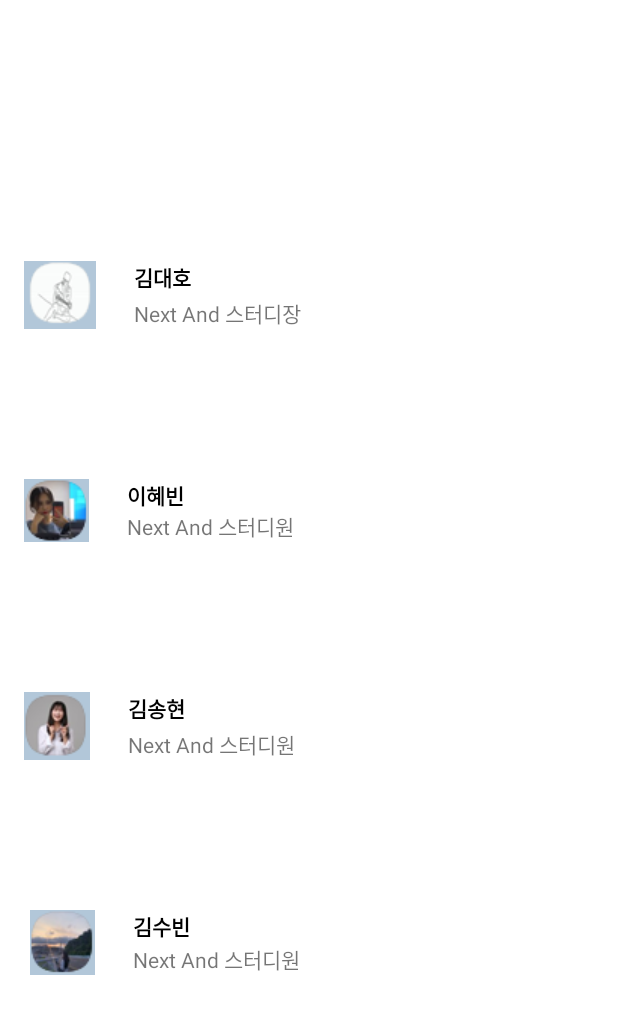
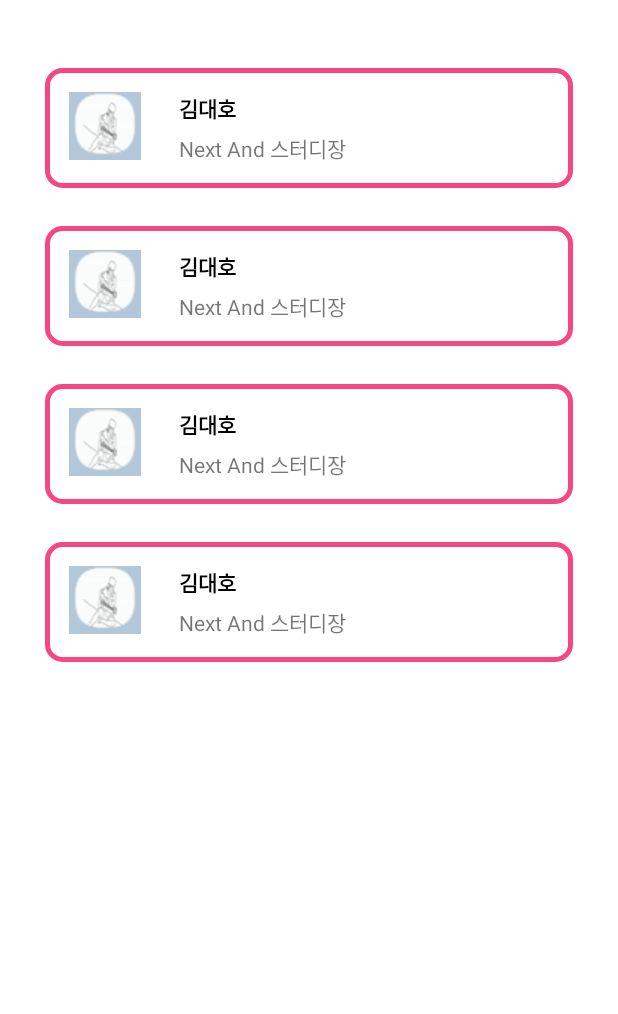
Before and after one commit to 29th-WE-SOPT-Android-Part/Android-Sehoon, an Android app: the layout fragment_blank1.xml on its own in the app's theme, with its tools: preview values and no code run, on a phone screen of 412 x 824 dp. Shown: the top 1014 px of the screen. Run offline under Robolectric (Android 15) with nearby library versions, the phone set to English and light mode, and no system bars.

Commit message:
'필수과제완료'

```diff
--- a/SOPT_29th_Android_Assignment1/app/src/main/java/com/example/assignment1/UserData.kt
+++ b/SOPT_29th_Android_Assignment1/app/src/main/java/com/example/assignment1/UserData.kt
@@ -1,6 +1,7 @@
 package com.example.assignment1
 
-data class UserData(
+data class UserData (
     val name : String,
     val introduction : String
+
 )
--- a/SOPT_29th_Android_Assignment1/app/src/main/res/layout/fragment_blank1.xml
+++ b/SOPT_29th_Android_Assignment1/app/src/main/res/layout/fragment_blank1.xml
@@ -4,20 +4,24 @@
     xmlns:tools="http://schemas.android.com/tools"
     android:layout_width="match_parent"
     android:layout_height="match_parent"
-    tools:context=".BlankFragment1">
+    tools:context=".BlankFragment1"
+    >
 
     <!-- TODO: Update blank fragment layout -->
 
     <androidx.recyclerview.widget.RecyclerView
-        android:id="@+id/rv_sample"
+        android:id="@+id/rv_follower"
         android:layout_width="match_parent"
         android:layout_height="wrap_content"
-        app:layout_constraintBottom_toBottomOf="parent"
+        android:layout_marginStart="30dp"
+        android:layout_marginTop="20dp"
+        android:layout_marginEnd="30dp"
+
+        app:layoutManager="androidx.recyclerview.widget.LinearLayoutManager"
         app:layout_constraintEnd_toEndOf="parent"
         app:layout_constraintStart_toStartOf="parent"
         app:layout_constraintTop_toTopOf="parent"
-        app:layoutManager="androidx.recyclerview.widget.LinearLayoutManager"
-        tools:listitem="@layout/item_sample_list"
-        tools:itemCount="1"/>
+        tools:itemCount="4"
+        tools:listitem="@layout/item_follower_list" />
 
 </androidx.constraintlayout.widget.ConstraintLayout>
--- /dev/null
+++ b/SOPT_29th_Android_Assignment1/app/src/main/res/layout/item_follower_list.xml
@@ -0,0 +1,44 @@
+<?xml version="1.0" encoding="utf-8"?>
+<androidx.constraintlayout.widget.ConstraintLayout xmlns:android="http://schemas.android.com/apk/res/android"
+    xmlns:app="http://schemas.android.com/apk/res-auto"
+    xmlns:tools="http://schemas.android.com/tools"
+    android:layout_width="match_parent"
+    android:layout_height="wrap_content"
+    android:layout_marginTop="25dp"
+    android:background="@drawable/rectangle_fill_white_border_pink"
+    android:padding="16dp">
+
+    <ImageView
+        android:id="@+id/iv_profile1"
+        android:layout_width="wrap_content"
+        android:layout_height="wrap_content"
+        app:layout_constraintStart_toStartOf="parent"
+        app:layout_constraintTop_toTopOf="parent"
+        app:srcCompat="@drawable/daeho" />
+
+
+
+    <TextView
+        android:id="@+id/tv_dh1"
+        android:layout_width="wrap_content"
+        android:layout_height="wrap_content"
+        android:layout_marginStart="25dp"
+        tools:text="김대호"
+        android:textColor="@color/black"
+        android:textStyle="bold"
+        app:layout_constraintStart_toEndOf="@+id/iv_profile1"
+        app:layout_constraintTop_toTopOf="@+id/iv_profile1" />
+
+
+    <TextView
+        android:id="@+id/tv_dh2"
+        android:layout_width="wrap_content"
+        android:layout_height="wrap_content"
+        android:layout_marginStart="25dp"
+        android:layout_marginTop="5dp"
+        app:layout_constraintStart_toEndOf="@+id/iv_profile1"
+        app:layout_constraintTop_toBottomOf="@+id/tv_dh1"
+        tools:text="Next And 스터디장" />
+
+
+</androidx.constraintlayout.widget.ConstraintLayout>
--- a/SOPT_29th_Android_Assignment1/app/src/main/res/layout/item_sample_list.xml
+++ /dev/null
@@ -1,124 +0,0 @@
-<?xml version="1.0" encoding="utf-8"?>
-<androidx.constraintlayout.widget.ConstraintLayout xmlns:android="http://schemas.android.com/apk/res/android"
-    xmlns:app="http://schemas.android.com/apk/res-auto"
-    xmlns:tools="http://schemas.android.com/tools"
-    android:layout_width="match_parent"
-    android:layout_height="wrap_content"
-    android:padding="16dp">
-
-    <ImageView
-        android:id="@+id/iv_profile1"
-        android:layout_width="wrap_content"
-        android:layout_height="wrap_content"
-        app:layout_constraintStart_toStartOf="parent"
-        app:layout_constraintTop_toTopOf="parent"
-        app:srcCompat="@drawable/daeho" />
-
-    <ImageView
-        android:id="@+id/iv_profile2"
-        android:layout_width="wrap_content"
-        android:layout_height="wrap_content"
-        android:layout_marginTop="100dp"
-        app:layout_constraintStart_toStartOf="parent"
-        app:layout_constraintTop_toBottomOf="@+id/iv_profile1"
-        app:srcCompat="@drawable/hyebin" />
-
-    <ImageView
-        android:id="@+id/iv_profile3"
-        android:layout_width="wrap_content"
-        android:layout_height="wrap_content"
-        android:layout_marginTop="100dp"
-        app:layout_constraintStart_toStartOf="parent"
-        app:layout_constraintTop_toBottomOf="@+id/iv_profile2"
-        app:srcCompat="@drawable/songhyun" />
-
-    <ImageView
-        android:id="@+id/iv_profile4"
-        android:layout_width="wrap_content"
-        android:layout_height="wrap_content"
-        android:layout_marginStart="4dp"
-        android:layout_marginTop="100dp"
-        app:layout_constraintStart_toStartOf="parent"
-        app:layout_constraintTop_toBottomOf="@+id/iv_profile3"
-        app:srcCompat="@drawable/subin" />
-
-    <TextView
-        android:id="@+id/tv_dh1"
-        android:layout_width="wrap_content"
-        android:layout_height="wrap_content"
-        android:layout_marginStart="25dp"
-        android:text="김대호"
-        android:textColor="@color/black"
-        android:textStyle="bold"
-        app:layout_constraintStart_toEndOf="@+id/iv_profile1"
-        app:layout_constraintTop_toTopOf="@+id/iv_profile1" />
-
-    <TextView
-        android:id="@+id/tv_hb1"
-        android:layout_width="wrap_content"
-        android:layout_height="wrap_content"
-        android:layout_marginStart="25dp"
-        android:text="이혜빈"
-        android:textColor="@color/black"
-        android:textStyle="bold"
-        app:layout_constraintStart_toEndOf="@+id/iv_profile2"
-        app:layout_constraintTop_toTopOf="@+id/iv_profile2" />
-
-    <TextView
-        android:id="@+id/tv_sh1"
-        android:layout_width="wrap_content"
-        android:layout_height="wrap_content"
-        android:layout_marginStart="25dp"
-        android:text="김송현"
-        android:textColor="@color/black"
-        android:textStyle="bold"
-        app:layout_constraintStart_toEndOf="@+id/iv_profile3"
-        app:layout_constraintTop_toTopOf="@+id/iv_profile3" />
-
-    <TextView
-        android:id="@+id/tv_sb1"
-        android:layout_width="wrap_content"
-        android:layout_height="wrap_content"
-        android:layout_marginStart="25dp"
-        android:text="김수빈"
-        android:textColor="@color/black"
-        android:textStyle="bold"
-        app:layout_constraintStart_toEndOf="@+id/iv_profile4"
-        app:layout_constraintTop_toTopOf="@+id/iv_profile4" />
-
-    <TextView
-        android:id="@+id/tv_dh2"
-        android:layout_width="wrap_content"
-        android:layout_height="wrap_content"
-        android:layout_marginStart="25dp"
-        android:text="Next And 스터디장"
-        app:layout_constraintBottom_toBottomOf="@+id/iv_profile1"
-        app:layout_constraintStart_toEndOf="@+id/iv_profile1" />
-
-    <TextView
-        android:id="@+id/tv_hb2"
-        android:layout_width="wrap_content"
-        android:layout_height="wrap_content"
-        android:layout_marginStart="25dp"
-        android:text="Next And 스터디원"
-        app:layout_constraintBottom_toBottomOf="@+id/iv_profile2"
-        app:layout_constraintStart_toEndOf="@+id/iv_profile2" />
-
-    <TextView
-        android:id="@+id/tv_sh2"
-        android:layout_width="wrap_content"
-        android:layout_height="wrap_content"
-        android:layout_marginStart="25dp"
-        android:text="Next And 스터디원"
-        app:layout_constraintBottom_toBottomOf="@+id/iv_profile3"
-        app:layout_constraintStart_toEndOf="@+id/iv_profile3" />
-
-    <TextView
-        android:id="@+id/tv_sb2"
-        android:layout_width="wrap_content"
-        android:layout_height="wrap_content"
-        android:layout_marginStart="25dp"
-        android:text="Next And 스터디원"
-        app:layout_constraintBottom_toBottomOf="@+id/iv_profile4"
-        app:layout_constraintStart_toEndOf="@+id/iv_profile4" />
-</androidx.constraintlayout.widget.ConstraintLayout>
```
Also changed, not shown: SOPT_29th_Android_Assignment1/app/src/main/java/com/example/assignment1/BlankFragment1.kt (+7 -6 lines), SOPT_29th_Android_Assignment1/app/src/main/java/com/example/assignment1/BlankFragment2.kt (+26 -1 lines), SOPT_29th_Android_Assignment1/app/src/main/java/com/example/assignment1/HomeActivity.kt (+17 -7 lines), SOPT_29th_Android_Assignment1/app/src/main/java/com/example/assignment1/UserAdapter2.kt (added, +33 -0 lines), SOPT_29th_Android_Assignment1/app/src/main/res/layout/activity_home.xml (+68 -56 lines), SOPT_29th_Android_Assignment1/app/src/main/res/layout/fragment_blank2.xml (+18 -4 lines), SOPT_29th_Android_Assignment1/app/src/main/res/layout/item_repository_list.xml (added, +37 -0 lines), 1 other file.
